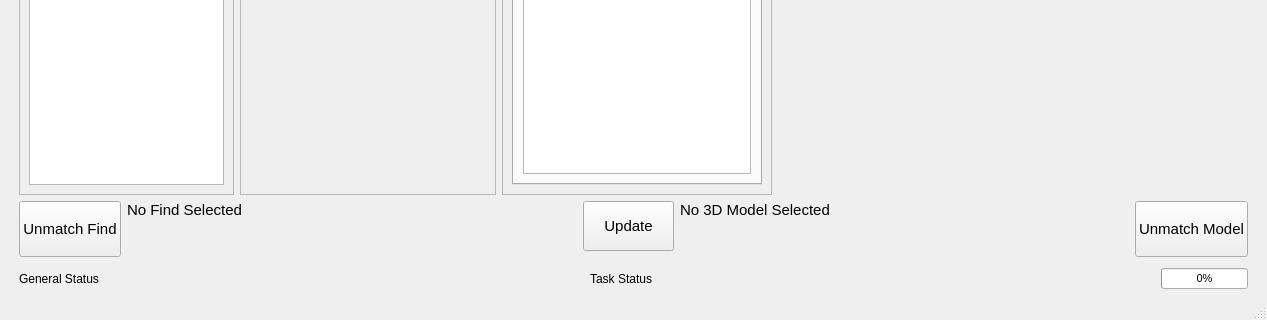
This is view/ui_files/MainWindow.ui in ggetzie/APSAP as Qt 5 draws it before an edit; both pictures show x 0 to 1267 and y 608 to 928 of the 1267 by 928 pixel window. The edited form follows.
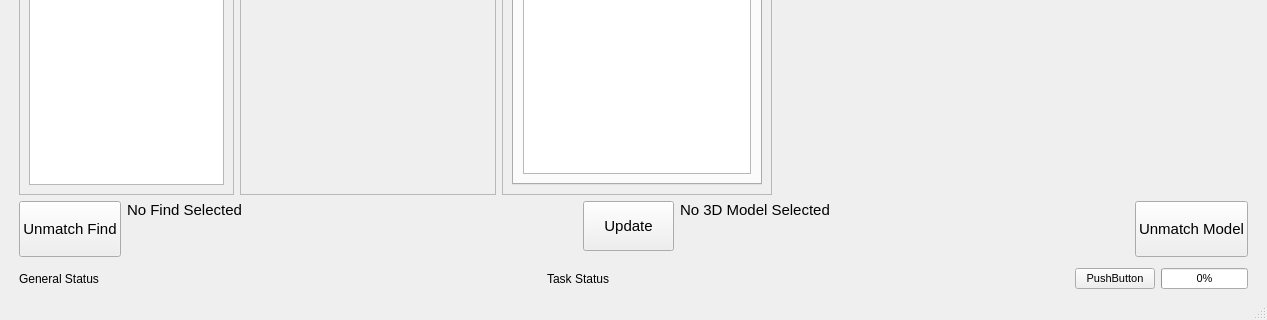
This is the edited form. Icons and pictures are not drawn.

Commit message: testing async tasks

The edit to the form file:
```diff
--- a/view/ui_files/MainWindow.ui
+++ b/view/ui_files/MainWindow.ui
@@ -40,7 +40,7 @@
   <widget class="QWidget" name="centralwidget">
    <layout class="QGridLayout" name="gridLayout_3">
     <item row="6" column="1">
-     <layout class="QHBoxLayout" name="horizontalLayout" stretch="1,1,0">
+     <layout class="QHBoxLayout" name="horizontalLayout" stretch="1,1,0,0">
       <property name="leftMargin">
        <number>10</number>
       </property>
@@ -95,6 +95,13 @@
         </property>
        </widget>
       </item>
+      <item>
+       <widget class="QPushButton" name="test_task_button">
+        <property name="text">
+         <string>PushButton</string>
+        </property>
+       </widget>
+      </item>
       <item>
        <widget class="QProgressBar" name="task_progress">
         <property name="sizePolicy">
```
The commit also changes 5 other files.
